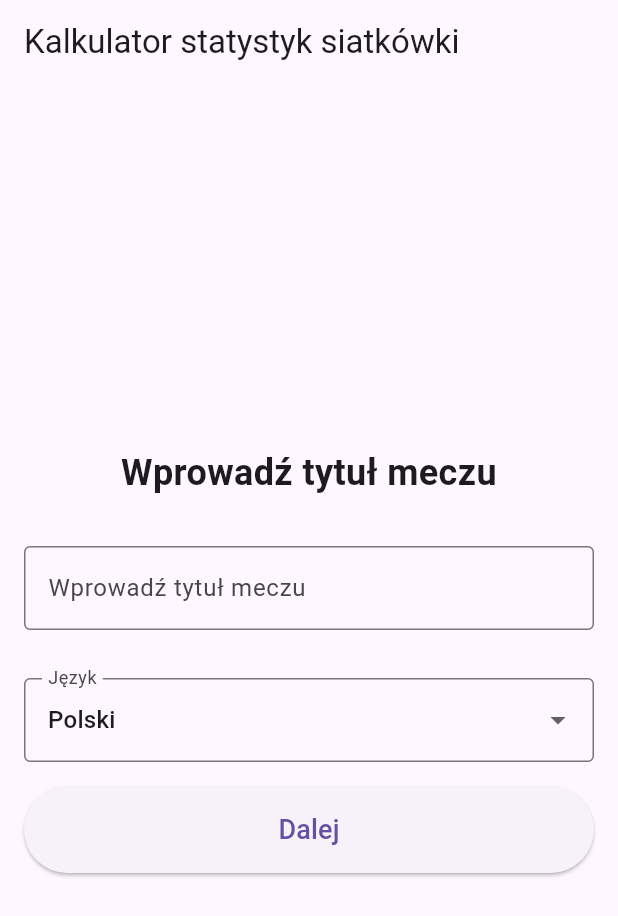
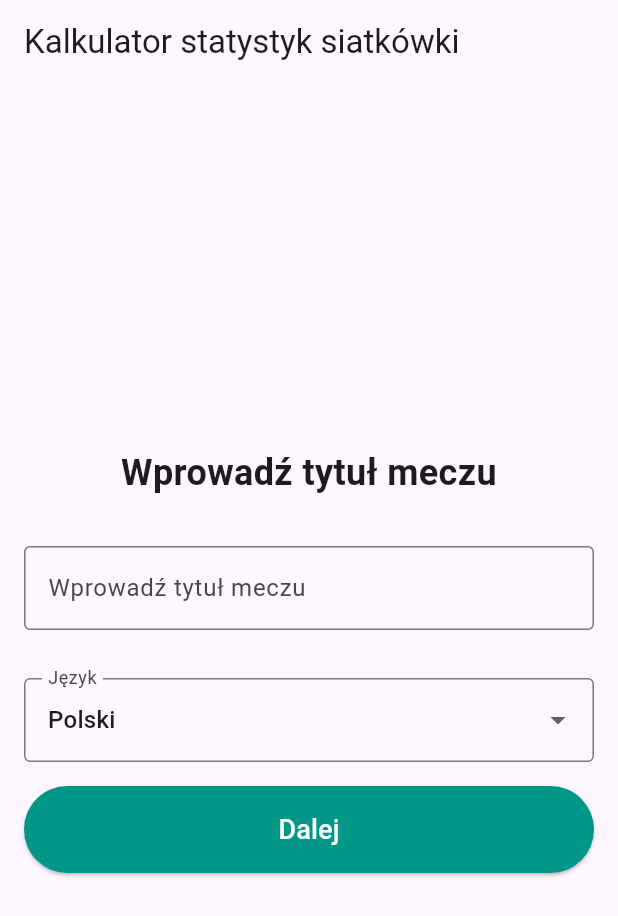
Before and after one commit to grzesgaj3/volleyball-stat-calculator, a Flutter app: the screen it shows after launch, on a phone screen of 412 x 824 dp. Shown: the top 916 px of the screen. Run offline on Flutter 3.47's test engine with Material 3 defaults, Android fonts, the phone set to English and light mode, and no system bars; our stand-ins replace csv, file_picker; missing offline and left inert: dart:html, excel.

Commit message:
style: Update button colors to teal and enhance UI consistency

```diff
--- a/lib/screens/match_title_screen.dart
+++ b/lib/screens/match_title_screen.dart
@@ -93,6 +93,10 @@ class _MatchTitleScreenState extends State<MatchTitleScreen> {
                     );
                   }
                 },
+                style: ElevatedButton.styleFrom(
+                  backgroundColor: Colors.teal,
+                  foregroundColor: Colors.white,
+                ),
                 child: Padding(
                   padding: const EdgeInsets.all(16.0),
                   child: Text(I18n.t(_selectedLanguage, 'next'), style: const TextStyle(fontSize: 18)),
--- a/lib/screens/player_entry_screen.dart
+++ b/lib/screens/player_entry_screen.dart
@@ -351,6 +351,8 @@ class _PlayerEntryScreenState extends State<PlayerEntryScreen> {
 													onPressed: _proceedToStats,
 													style: ElevatedButton.styleFrom(
 														minimumSize: const Size(double.infinity, 50),
+														backgroundColor: Colors.teal,
+														foregroundColor: Colors.white,
 													),
 													child: Text(
 														I18n.t(widget.language, 'next_track_stats'),
--- a/lib/screens/stats_tracking_screen.dart
+++ b/lib/screens/stats_tracking_screen.dart
@@ -266,7 +266,7 @@ class _StatsTrackingScreenState extends State<StatsTrackingScreen> {
     if (key.contains('block') || key.contains('blok')) return Colors.red.shade100;
     if (key.contains('attack') || key.contains('atak')) return Colors.orange.shade100;
     if (key.contains('serve') || key.contains('zagryw') || key.contains('zagr')) return Colors.blue.shade100;
-    if (key.contains('set') || key.contains('rozeg')) return Colors.purple.shade100;
+    if (key.contains('set') || key.contains('rozeg')) return Colors.teal.shade100;
     return Colors.grey.shade100;
   }
 
```
Lines whose indentation alone changed are shown as unchanged.
